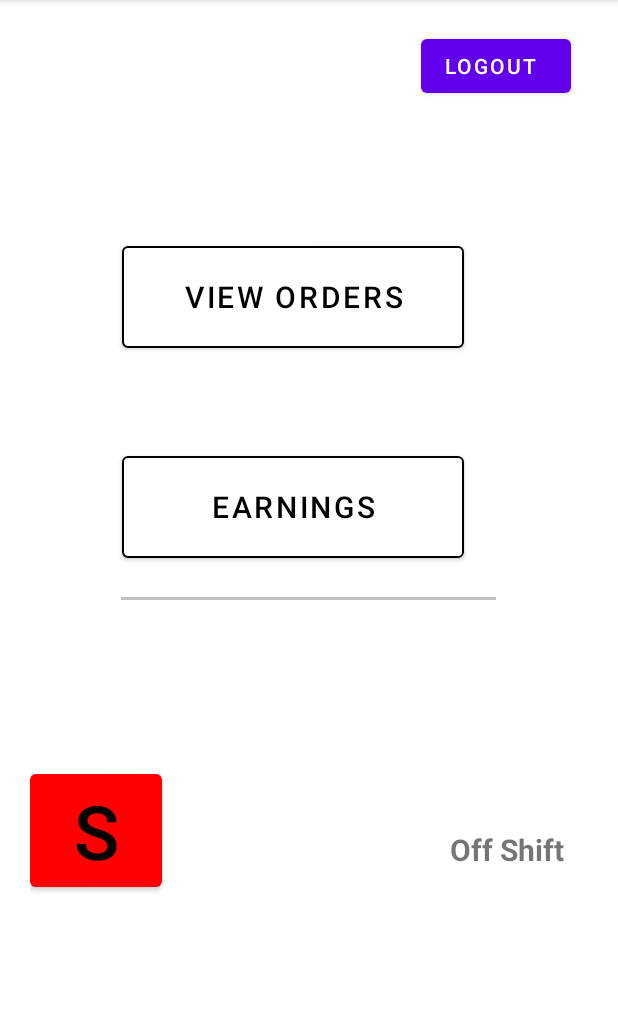
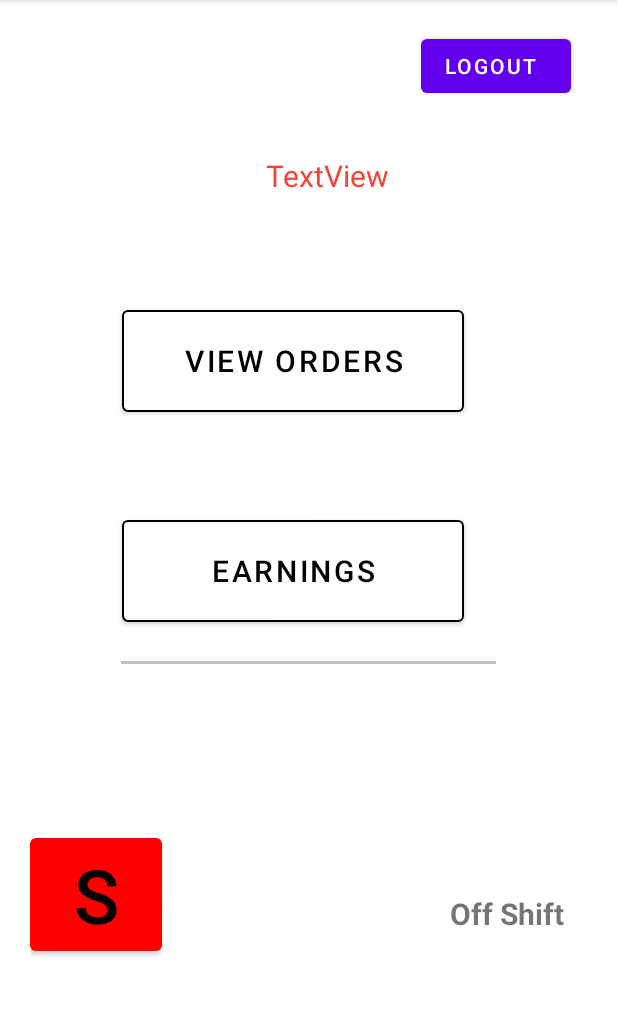
Before and after one commit to phase23/axcess, an Android app: the Dashboard screen opened directly, with no data from a screen before it, on a phone screen of 412 x 824 dp, the part 84-1100 px from its top. Run offline under Robolectric (Android 15) with nearby library versions, the phone set to English and light mode, and no system bars; 3 statements that could not run were skipped.

Commit message:
DriverApp

```diff
--- a/app/src/main/java/ai/axcess/drivers/Dashboard.java
+++ b/app/src/main/java/ai/axcess/drivers/Dashboard.java
@@ -2,9 +2,12 @@ package ai.axcess.drivers;
 
 import androidx.appcompat.app.AppCompatActivity;
 import androidx.core.content.ContextCompat;
+import androidx.localbroadcastmanager.content.LocalBroadcastManager;
 
+import android.content.BroadcastReceiver;
 import android.content.Context;
 import android.content.Intent;
+import android.content.IntentFilter;
 import android.content.SharedPreferences;
 import android.content.res.ColorStateList;
 import android.graphics.Color;
@@ -34,6 +37,7 @@ public class Dashboard extends AppCompatActivity {
 
     TextView driver;
     TextView shiftstate;
+    TextView locationstate;
     Button shift;
     Button llogout;
     String responseLocation;
@@ -66,6 +70,7 @@ public class Dashboard extends AppCompatActivity {
 
         driver = (TextView)findViewById(R.id.drivername);
         shiftstate = (TextView)findViewById(R.id.whatshift);
+        locationstate = (TextView)findViewById(R.id.alertlocation);
 
         driver.setText(fname);
 
@@ -275,6 +280,34 @@ public class Dashboard extends AppCompatActivity {
     }
 
 
+    @Override
+    public void onResume() {
+        super.onResume();
+        // This registers messageReceiver to receive messages.
+        LocalBroadcastManager.getInstance(this)
+                .registerReceiver(messageReceiver, new IntentFilter("my-message"));
+    }
+
+    // Handling the received Intents for the "my-integer" event
+    private BroadcastReceiver messageReceiver = new BroadcastReceiver() {
+        @Override
+        public void onReceive(Context context, Intent intent) {
+            // Extract data included in the Intent
+            String myout = intent.getStringExtra("send"); // -1 is going to be used as the default value
+            locationstate.setText(myout);
+
+        }
+    };
+
+
+    @Override
+    protected void onPause() {
+        // Unregister since the activity is not visible
+        LocalBroadcastManager.getInstance(this).unregisterReceiver(messageReceiver);
+        super.onPause();
+    }
+
+
 
 
 }
--- a/app/src/main/res/layout/activity_dashboard.xml
+++ b/app/src/main/res/layout/activity_dashboard.xml
@@ -59,13 +59,22 @@
         android:layout_height="30dp"
         android:gravity="center"
         android:paddingTop="20dp">
-<!--
-        <View
-            android:layout_width="match_parent"
-            android:layout_height="2dp"
-            android:layout_gravity="bottom|center"
-            android:background="#c0c0c0" />
--->
+
+
+        <TextView
+            android:id="@+id/alertlocation"
+            android:layout_width="154dp"
+            android:layout_height="wrap_content"
+
+            android:layout_gravity="center"
+            android:paddingLeft="25dp"
+            android:paddingTop="15dp"
+            android:text="TextView"
+            android:textColor="#F44336"
+            android:textSize="20dp"
+            tools:layout_editor_absoluteX="112dp"
+            tools:layout_editor_absoluteY="112dp" />
+
     </TableRow>
 
 
```
Also changed, not shown: app/src/main/AndroidManifest.xml (+11 -0 lines), app/src/main/java/ai/axcess/drivers/BootUpReceiver.java (added, +15 -0 lines), app/src/main/java/ai/axcess/drivers/MainActivity.java (+44 -32 lines), app/src/main/java/ai/axcess/drivers/MyService.java (+226 -7 lines), 1 other file.
